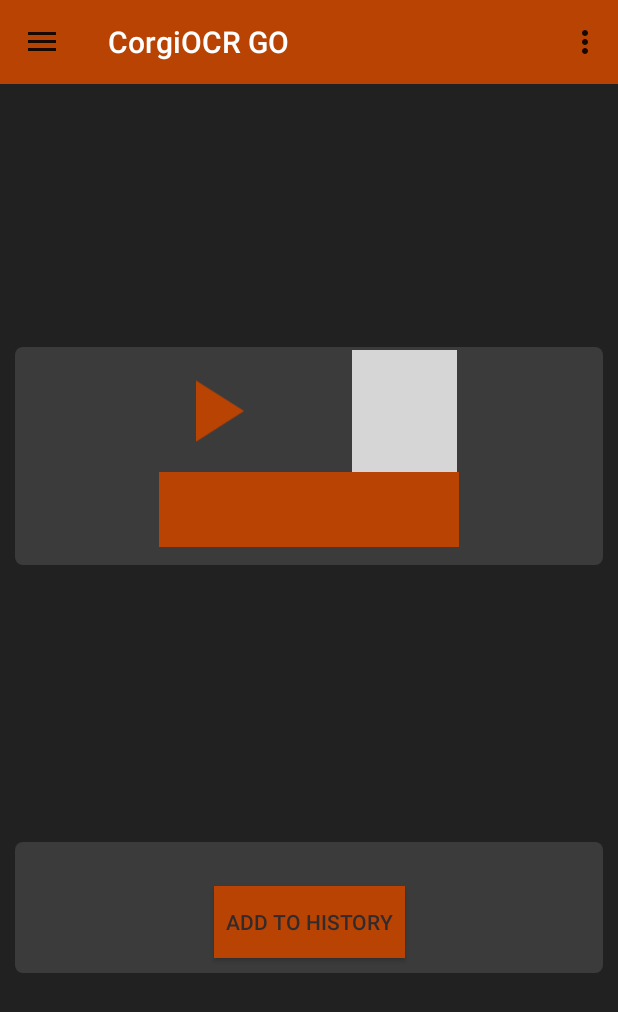
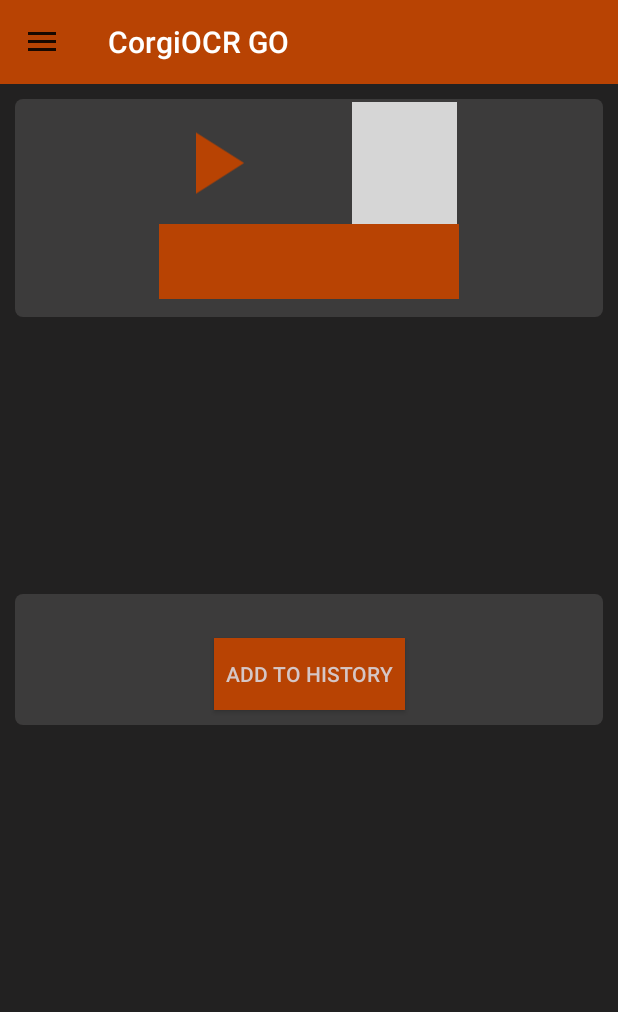
Before and after one commit to Starkiller13/progetto_embedded, an Android app: the fragment T2SFragment placed in its activity, on a phone screen of 412 x 824 dp. Shown: the top 1012 px of the screen. Run offline under Robolectric (Android 15) with nearby library versions, the phone set to English and light mode, and no system bars; our stand-ins replace Room's generated code; 2 statements that could not run were skipped; grey boxes are pictures that could not be loaded.

Commit message:
Aggiunto Frgment Settings(non fa nulla ma c'è).Bugfix vari e adattamenti per le ultime versioni di android(soprattutto nel pick delle immagini da galleria). Eliminate cose superflue e import non necessari. Commentate le due Activity(mancano solo i fragment).

```diff
--- a/app/build.gradle
+++ b/app/build.gradle
@@ -29,7 +29,7 @@
 
 dependencies {
     implementation fileTree(dir: 'libs', include: ['*.jar'])
-
+    implementation 'androidx.preference:preference:1.1.1'
     implementation 'androidx.appcompat:appcompat:1.1.0'
     implementation 'com.google.android.material:material:1.1.0'
     implementation 'androidx.constraintlayout:constraintlayout:1.1.3'
--- a/app/src/main/AndroidManifest.xml
+++ b/app/src/main/AndroidManifest.xml
@@ -11,12 +11,14 @@
 
     <uses-permission android:name="android.permission.WRITE_EXTERNAL_STORAGE" />
     <uses-permission android:name="android.permission.CAMERA" />
-
+    <uses-sdk android:minSdkVersion="26"
+            android:targetSdkVersion="29" />
     <uses-feature
         android:name="android.hardware.ram.low"
         android:required="true" />
 
     <application
+        android:requestLegacyExternalStorage="true"
         android:allowBackup="true"
         android:usesCleartextTraffic="true"
         android:icon="@mipmap/ic_launcher"
--- a/app/src/main/java/com/example/progetto_embedded/HistoryFragment.java
+++ b/app/src/main/java/com/example/progetto_embedded/HistoryFragment.java
@@ -42,6 +42,7 @@
                 String txt = adapter.getText(position);
                 Bundle bundle = new Bundle();
                 bundle.putString("text", txt);
+                bundle.putBoolean("hb_visible",false);
                 T2SFragment frag = new T2SFragment();
                 frag.setArguments(bundle);
                 FragmentTransaction manager =  getParentFragmentManager().beginTransaction();
--- a/app/src/main/java/com/example/progetto_embedded/MainActivity.java
+++ b/app/src/main/java/com/example/progetto_embedded/MainActivity.java
@@ -3,33 +3,20 @@
 import android.Manifest;
 import android.content.Intent;
 import android.content.pm.PackageManager;
-import android.graphics.Bitmap;
 import android.os.Bundle;
-
-import com.google.android.material.floatingactionbutton.FloatingActionButton;
-import com.google.android.material.internal.NavigationMenuView;
 import com.google.android.material.navigation.NavigationView;
-import com.google.android.material.snackbar.Snackbar;
-
 import androidx.appcompat.app.ActionBarDrawerToggle;
 import androidx.appcompat.app.AppCompatActivity;
 import androidx.appcompat.widget.Toolbar;
-import androidx.constraintlayout.widget.ConstraintLayout;
 import androidx.core.app.ActivityCompat;
 import androidx.core.view.GravityCompat;
 import androidx.drawerlayout.widget.DrawerLayout;
-import androidx.fragment.app.FragmentTransaction;
-
-import android.provider.MediaStore;
-import android.util.Log;
+import androidx.fragment.app.Fragment;
+import androidx.preference.PreferenceManager;
 import android.view.View;
 import android.view.Menu;
 import android.view.MenuItem;
-import android.widget.FrameLayout;
-import android.widget.ImageView;
 import android.widget.Toast;
-
-import java.io.File;
 
 public class MainActivity extends AppCompatActivity implements
         NavigationView.OnNavigationItemSelectedListener {
@@ -44,11 +31,13 @@
     protected void onCreate(Bundle savedInstanceState) {
         super.onCreate(savedInstanceState);
         setContentView(R.layout.activity_main);
+
+        //Setup Toolbar
         Toolbar toolbar = (Toolbar) findViewById(R.id.toolbar);
         setSupportActionBar(toolbar);
 
+        //Setup Navigation Drawer
         navDrawer = findViewById(R.id.nav_drawer);
-
         ActionBarDrawerToggle toggle = new ActionBarDrawerToggle(
                 this,navDrawer,toolbar,
                 R.string.navigation_drawer_open,
@@ -60,9 +49,29 @@
         if (mNavigationView != null) {
             mNavigationView.setNavigationItemSelectedListener(this);
         }
-        //Imposto il fragment Home_Fragment nel FrameView
-        getSupportFragmentManager().beginTransaction().replace(R.id.fragment_container,new HomeFragment()).commit();
+
+        /*  Gestisco 2 casi: sto avviando la app oppure sto tornando indietro da
+        *   Camera_Gallery_activity
+        */
+        String i = getIntent().getStringExtra("message");
+        if(i!=null){
+            //Caso Camera_Gallery_activity
+            Fragment t2s = new T2SFragment();
+            Bundle bundle = new Bundle();
+            bundle.putBoolean("hb_visible",true);
+            bundle.putString("text",i);
+            t2s.setArguments(bundle);
+            getSupportFragmentManager().beginTransaction().replace(R.id.fragment_container,t2s).commit();
+        }else
+            //Caso avvio la app
+            getSupportFragmentManager().beginTransaction().replace(R.id.fragment_container,new HomeFragment()).commit();
+
+        PreferenceManager.setDefaultValues(this, R.xml.preferences, false);
     }
+
+    /*
+    *   Se il drawer è aperto e schiaccio back lo chiude
+    */
     @Override
     public void onBackPressed(){
         if(navDrawer.isDrawerOpen(GravityCompat.START)){
@@ -71,6 +80,11 @@
         super.onBackPressed();
     }
 
+    /*
+     *   Vedo se la app ha i permessi di Archiviazione e, in caso positivo, avvio Camera_Gallery_Activity
+     *   con una variabile ausiliaria negli extra (mi serve per uno switch case: "activity": 1 serve per marcare
+     *   l'azione di Cattura nell'altra activity)
+     */
     public void camera(View view)
     {
         //Controllo di avere i permessi
@@ -84,6 +98,11 @@
         }
     }
 
+    /*
+    *   Vedo se la app ha i permessi di Archiviazione e, in caso positivo, avvio Camera_Gallery_Activity
+    *   con una variabile ausiliaria negli extra (mi serve per uno switch case: "activity": 0 serve per marcare
+    *   l'azione di Pick_Image nell'altra activity)
+    */
     public void gallery(View view)
     {
         if (ActivityCompat.checkSelfPermission(this, Manifest.permission.WRITE_EXTERNAL_STORAGE) != PackageManager.PERMISSION_GRANTED) {
@@ -96,52 +115,40 @@
         }
     }
 
+    /*
+    * Listener per gestire le transizioni dei fragment
+    * quando seleziono un elemento nel menu laterale
+    */
     public boolean onNavigationItemSelected(MenuItem item) {
         // Handle navigation view item clicks here.
         item.setChecked(!item.isChecked());
         int id = item.getItemId();
         if(id == R.id.home){
-            getSupportFragmentManager().beginTransaction().replace(R.id.fragment_container,new HomeFragment()).addToBackStack(HOME_TAG).commit();
+            getSupportFragmentManager().beginTransaction()
+                    .replace(R.id.fragment_container,new HomeFragment())
+                    .addToBackStack(HOME_TAG).commit();
         }
         else if (id == R.id.hist) {
-            getSupportFragmentManager().beginTransaction().replace(R.id.fragment_container,new HistoryFragment()).addToBackStack(null).commit();
+            getSupportFragmentManager().beginTransaction()
+                    .replace(R.id.fragment_container,new HistoryFragment())
+                    .addToBackStack(null).commit();
         } else if (id == R.id.lang) {
 
         } else if (id == R.id.settings) {
-
+            getSupportFragmentManager().beginTransaction()
+                    .replace(R.id.fragment_container, new SettingsFragment())
+                    .addToBackStack(null).commit();
         }
         DrawerLayout drawer = (DrawerLayout) findViewById(R.id.nav_drawer);
         drawer.closeDrawer(GravityCompat.START);
         return true;
     }
 
-
-
-    @Override
-    public boolean onCreateOptionsMenu(Menu menu) {
-        // Inflate the menu; this adds items to the action bar if it is present.
-        getMenuInflater().inflate(R.menu.menu_main, menu);
-        return true;
-    }
-
-    @Override
-    public boolean onOptionsItemSelected(MenuItem item) {
-        // Handle action bar item clicks here. The action bar will
-        // automatically handle clicks on the Home/Up button, so long
-        // as you specify a parent activity in AndroidManifest.xml.
-        int id = item.getItemId();
-
-        //noinspection SimplifiableIfStatement
-        if (id == R.id.action_settings) {
-            return true;
-        }
-        return super.onOptionsItemSelected(item);
-    }
-
     //Check permission
     @Override
     public void onRequestPermissionsResult(int requestCode, String[] permissions, int[] grantResults) {
         switch (requestCode) {
+            //Permessi per l'uso della fotocamera
             case MY_PERMISSIONS_REQUEST_CAMERA: {
                 // If request is cancelled, the result arrays are empty.
                 Intent i = new Intent(this,Camera_Gallery_activity.class);
@@ -158,6 +165,8 @@
                 }
             }
             break;
+
+            //richiesta dei permessi per l'accesso ai file del dispositivo
             case MY_PERMISSIONS_REQUEST_WRITE_EXTERNAL_STORAGE: {
                     // If request is cancelled, the result arrays are empty.
                     Intent i = new Intent(this,Camera_Gallery_activity.class);
--- a/app/src/main/java/com/example/progetto_embedded/T2SFragment.java
+++ b/app/src/main/java/com/example/progetto_embedded/T2SFragment.java
@@ -1,13 +1,9 @@
 package com.example.progetto_embedded;
 
-import android.content.Intent;
 import android.os.Bundle;
-
 import androidx.fragment.app.Fragment;
 import androidx.lifecycle.ViewModelProvider;
-
 import android.speech.tts.TextToSpeech;
-import android.text.TextUtils;
 import android.text.method.ScrollingMovementMethod;
 import android.util.Log;
 import android.view.LayoutInflater;
@@ -19,16 +15,15 @@
 import android.widget.Spinner;
 import android.widget.TextView;
 import android.widget.Toast;
-
 import java.util.ArrayList;
 import java.util.List;
 import java.util.Locale;
-
 
 public class T2SFragment extends Fragment {
     private View view;
     private TextToSpeech t2s;
     private TextView tw;
+    private boolean hb_visible = true;
     private int j = 0;
     private HistoryViewModel mHistoryViewModel;
     String txt = null;
@@ -51,6 +46,14 @@
         });
         tw = (TextView) view.findViewById(R.id.textbox);
         txt = getArguments().getString("text");
+        hb_visible = getArguments().getBoolean("hb_visible");
+        Log.v("hb_visible:", "" + hb_visible);
+        Button b = view.findViewById(R.id.button_add_history);
+        if(!hb_visible){
+            b.setVisibility(View.INVISIBLE);
+        }else{
+            b.setVisibility(View.VISIBLE);
+        }
         tw.setText(txt);
         tw.setMovementMethod(new ScrollingMovementMethod());
         // Inflate the layout for this fragment
--- a/app/src/main/res/layout/fragment_t2s.xml
+++ b/app/src/main/res/layout/fragment_t2s.xml
@@ -5,32 +5,10 @@
     android:layout_width="match_parent"
     android:layout_height="match_parent"
     tools:context=".T2SFragment">
-<androidx.constraintlayout.widget.ConstraintLayout
-    android:layout_width="match_parent"
-    android:layout_height="match_parent">
-
-    <!--<Button
-        android:id="@+id/button_play"
-        style="@style/button_h"
-        android:text="@string/button_play"
-        android:onClick="play"
-        app:layout_constraintBottom_toBottomOf="parent"
-        app:layout_constraintHorizontal_bias="0.245"
-        app:layout_constraintLeft_toLeftOf="parent"
-        app:layout_constraintRight_toRightOf="parent"
-        app:layout_constraintTop_toTopOf="parent"
-        app:layout_constraintVertical_bias="0.102" />-->
-
-    <!--<Button
-        android:id="@+id/button_stop"
-        style="@style/button_h"
-        android:onClick="stop"
-        android:text="@string/button_stop"
-        tools:layout_editor_absoluteX="239dp"
-        tools:layout_editor_absoluteY="90dp" />-->
     <androidx.constraintlayout.widget.ConstraintLayout
         android:id="@+id/t2s_player"
         android:background="@drawable/rect_view"
+        android:layout_gravity="top"
         app:layout_constraintVertical_bias="0"
         android:layout_margin="10sp"
         app:layout_constraintTop_toTopOf="parent"
@@ -89,6 +67,7 @@
         android:id="@+id/t2s_text"
         android:layout_width="match_parent"
         android:layout_height="wrap_content"
+        android:layout_gravity="center"
         android:layout_margin="10sp"
         android:background="@drawable/rect_view"
         app:layout_constraintBottom_toBottomOf="parent"
@@ -119,6 +98,4 @@
             app:layout_constraintRight_toRightOf="parent"
             />
     </androidx.constraintlayout.widget.ConstraintLayout>
-
-</androidx.constraintlayout.widget.ConstraintLayout>
 </FrameLayout>
--- a/app/src/main/res/menu/menu_main.xml
+++ /dev/null
@@ -1,10 +0,0 @@
-<menu xmlns:android="http://schemas.android.com/apk/res/android"
-    xmlns:app="http://schemas.android.com/apk/res-auto"
-    xmlns:tools="http://schemas.android.com/tools"
-    tools:context="com.example.progetto_embedded.MainActivity">
-    <item
-        android:id="@+id/action_settings"
-        android:orderInCategory="100"
-        android:title="@string/action_settings"
-        app:showAsAction="never" />
-</menu>
--- a/app/src/main/res/menu/my_navigation_items.xml
+++ b/app/src/main/res/menu/my_navigation_items.xml
@@ -24,6 +24,6 @@
             android:id="@+id/settings"
             android:checked="false"
             android:icon="@drawable/ic_settings_black_24dp"
-            android:title="Settingss" />
+            android:title="Settings" />
     </group>
 </menu>
--- a/app/src/main/res/values/strings.xml
+++ b/app/src/main/res/values/strings.xml
@@ -20,4 +20,7 @@
     <string name="navigation_drawer_close">Close nav drawer</string>
     <string name="history">History</string>
     <string name="home">Home</string>
+
+    <!-- TODO: Remove or change this placeholder text -->
+    <string name="hello_blank_fragment">Hello blank fragment</string>
 </resources>
--- a/app/src/main/res/values/styles.xml
+++ b/app/src/main/res/values/styles.xml
@@ -4,6 +4,7 @@
     <style name="AppTheme" parent="Theme.AppCompat.Light.DarkActionBar">
         <!-- Customize your theme here. -->
         <item name="colorPrimary">@color/colorPrimary</item>
+        <item name="android:textColor">@color/textLight</item>
     </style>
 
     <style name="AppTheme.NoActionBar">
@@ -19,7 +20,6 @@
         <item name="android:background">@color/colorPrimary</item>
         <item name="android:layout_width">wrap_content</item>
         <item name="android:layout_height">wrap_content</item>
-        <item name="android:textColor">@color/textDark</item>
     </style>
 
 </resources>
--- /dev/null
+++ b/app/src/main/res/xml/preferences.xml
@@ -0,0 +1,10 @@
+<androidx.preference.PreferenceScreen
+    xmlns:app="http://schemas.android.com/apk/res-auto"
+    xmlns:android="http://schemas.android.com/apk/res/android"
+    >
+    <androidx.preference.SwitchPreference
+        app:key="Theme"
+        app:title="Switch Theme"
+        android:defaultValue="true"/>
+
+</androidx.preference.PreferenceScreen>
```
Also changed, not shown: app/src/main/java/com/example/progetto_embedded/Camera_Gallery_activity.java (+30 -9 lines), app/src/main/java/com/example/progetto_embedded/HomeFragment.java (+0 -8 lines), app/src/main/java/com/example/progetto_embedded/SettingsFragment.java (added, +17 -0 lines), app/src/main/java/com/example/progetto_embedded/staticOCR_t2s.java (+2 -5 lines).
